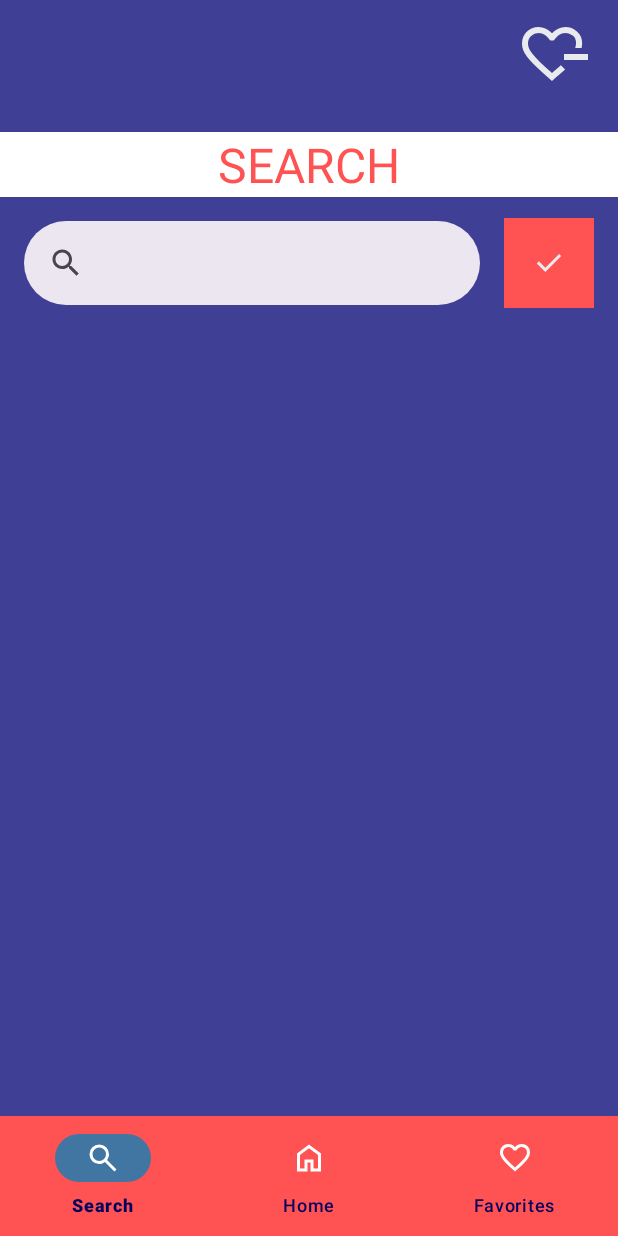
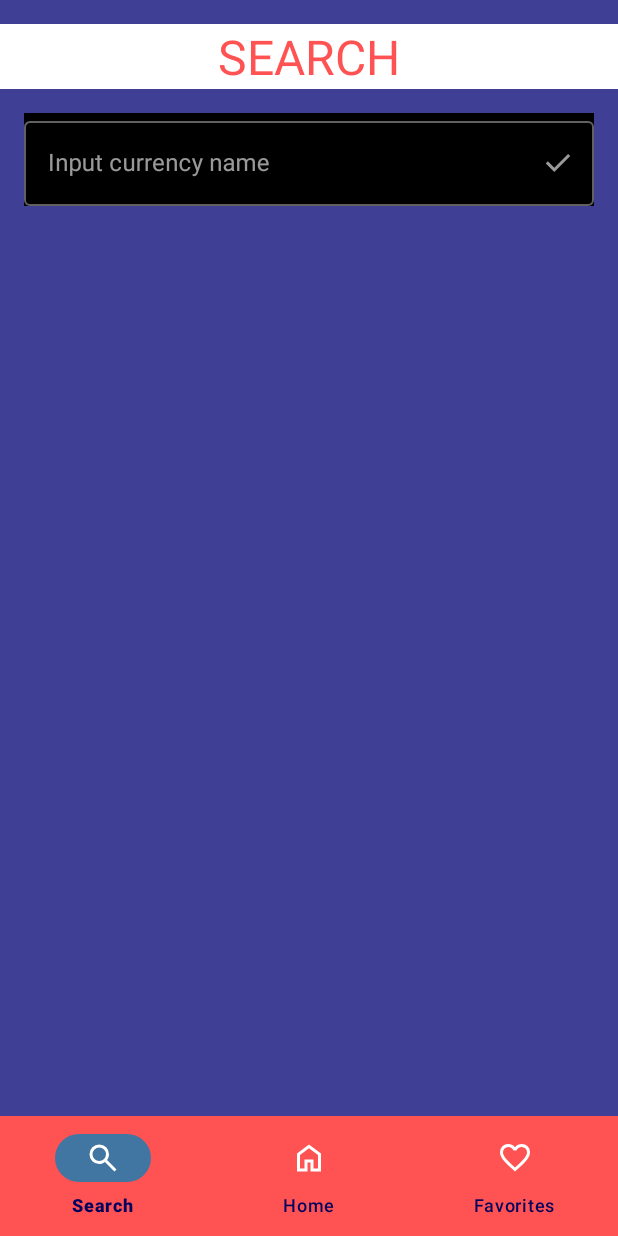
Before and after one commit to ecejmsr/FiatCurrency, an Android app: the SearchFragment screen opened through its navigation route, on a phone screen of 412 x 824 dp. Run offline under Robolectric (Android 15) with nearby library versions, the phone set to English and light mode, and no system bars; our stand-ins replace Dagger/Hilt's generated code, Timber, data binding, navigation-ui; 1 statement that could not run was skipped.

Commit message:
finished search

```diff
--- a/app/src/main/java/com/bps/fiatscape/common/network/api/CoinPaprikaAPI.kt
+++ b/app/src/main/java/com/bps/fiatscape/common/network/api/CoinPaprikaAPI.kt
@@ -1,5 +1,6 @@
 package com.bps.fiatscape.common.network.api
 
+import SearchResponse
 import com.bps.fiatscape.common.dataclasses.Coin
 import com.bps.fiatscape.common.dataclasses.Ohlc
 import com.bps.fiatscape.common.dataclasses.Ticker
@@ -23,4 +24,7 @@ interface CoinPaprikaAPI {
     suspend fun getTickerData(
         @Path("coinId") coinId: String
     ): Response<Ticker>
+
+    @GET("v1/search")
+    suspend fun searchCoin(@Query("q") query: String): Response<SearchResponse>
 }
--- a/app/src/main/java/com/bps/fiatscape/common/network/api/CoinPaprikaRepo.kt
+++ b/app/src/main/java/com/bps/fiatscape/common/network/api/CoinPaprikaRepo.kt
@@ -1,5 +1,6 @@
 package com.bps.fiatscape.common.network.api
 
+import SearchResponse
 import com.bps.fiatscape.common.dataclasses.APIResponse
 import com.bps.fiatscape.common.dataclasses.Coin
 import com.bps.fiatscape.common.dataclasses.Ohlc
@@ -12,4 +13,6 @@ interface CoinPaprikaRepo {
     suspend fun getHistoricOHCL(coinId: String, startDate: String, endDate: String): Flow<APIResponse<List<Ohlc>>>
 
     suspend fun getTickersById(coinId: String): Flow<APIResponse<Ticker>>
+
+    suspend fun search(coinName: String): Flow<APIResponse<SearchResponse>>
 }
--- a/app/src/main/java/com/bps/fiatscape/ui/search/SearchFragment.kt
+++ b/app/src/main/java/com/bps/fiatscape/ui/search/SearchFragment.kt
@@ -6,15 +6,45 @@ import androidx.fragment.app.Fragment
 import android.view.LayoutInflater
 import android.view.View
 import android.view.ViewGroup
+import androidx.recyclerview.widget.LinearLayoutManager
 import com.bps.fiatscape.R
 import com.bps.fiatscape.common.base.BaseFragment
 import com.bps.fiatscape.databinding.FragmentSearchBinding
+import com.bps.fiatscape.ui.landing.rv.CryptoListAdapter
 import dagger.hilt.android.AndroidEntryPoint
 
 @AndroidEntryPoint
 class SearchFragment : BaseFragment<FragmentSearchBinding>() {
 
     override val viewModel: SearchViewModel by viewModels()
+    override var appBarNotificationsVisibility: Int = View.GONE
     override val layoutRes: Int = R.layout.fragment_search
+    private lateinit var adapter: CryptoListAdapter
+
+    override fun onViewCreated(view: View, savedInstanceState: Bundle?) {
+        super.onViewCreated(view, savedInstanceState)
+        setUpRecyclerView()
+        setUpObservables()
+    }
+
+    private fun setUpObservables() {
+        binding.fragmentSearchSearchBar.setEndIconOnClickListener {
+            viewModel.searchCoin(binding.fragmentSearchSearchBar.editText?.text.toString())
+        }
+
+        viewModel.coinSearchList.observe(viewLifecycleOwner) {
+            adapter.updateCoins(it)
+        }
+    }
+
+    private fun setUpRecyclerView() {
+        adapter = CryptoListAdapter { coin ->
+            viewModel.navigateToCoinOverview(coin)
+        }
+        binding.fragmentSearchRv.apply {
+            layoutManager = LinearLayoutManager(requireContext())
+            adapter = this@SearchFragment.adapter
+        }
+    }
 
 }
--- a/app/src/main/java/com/bps/fiatscape/ui/search/SearchViewModel.kt
+++ b/app/src/main/java/com/bps/fiatscape/ui/search/SearchViewModel.kt
@@ -1,12 +1,55 @@
 package com.bps.fiatscape.ui.search
 
+import Currency
 import android.content.Context
+import androidx.lifecycle.LiveData
+import androidx.lifecycle.MutableLiveData
+import androidx.lifecycle.viewModelScope
 import com.bps.fiatscape.common.base.BaseViewModel
+import com.bps.fiatscape.common.dataclasses.APIResponse
+import com.bps.fiatscape.common.dataclasses.Coin
+import com.bps.fiatscape.common.network.api.CoinPaprikaRepo
+import com.bps.fiatscape.ui.landing.LandingFragmentDirections
 import dagger.hilt.android.lifecycle.HiltViewModel
 import dagger.hilt.android.qualifiers.ApplicationContext
+import kotlinx.coroutines.launch
 import javax.inject.Inject
 
 @HiltViewModel
-class SearchViewModel @Inject constructor(@ApplicationContext app: Context) : BaseViewModel(app) {
-    // TODO: Implement the ViewModel
+class SearchViewModel @Inject constructor(
+    @ApplicationContext app: Context,
+    private  val coinRepo: CoinPaprikaRepo
+) : BaseViewModel(app) {
+
+    private val _coinSearchList = MutableLiveData<List<Coin>>()
+    val coinSearchList: LiveData<List<Coin>> = _coinSearchList
+
+    fun searchCoin(coinName: String) {
+        viewModelScope.launch {
+            coinRepo.search(coinName).collect { response ->
+                when (response) {
+                    is APIResponse.Loading -> {
+                        _coinSearchList.postValue(listOf())
+                        _loading.postValue(true)
+                        _error.postValue(null)
+                    }
+
+                    is APIResponse.Success -> {
+                        _loading.postValue(false)
+                        _coinSearchList.postValue(response.data.currencies)
+                    }
+
+                    is APIResponse.Error -> {
+                        _loading.postValue(false)
+                        _error.postValue(response.message)
+                    }
+                }
+            }
+        }
+    }
+
+    fun navigateToCoinOverview(coin: Coin) {
+        navigationCommand.value =
+            SearchFragmentDirections.actionSearchFragmentToCoinOverviewFragment(coin)
+    }
 }
--- a/app/src/main/res/layout/fragment_search.xml
+++ b/app/src/main/res/layout/fragment_search.xml
@@ -22,24 +22,23 @@
             android:textAllCaps="true"
             android:textSize="32sp" />
 
-        <com.google.android.material.search.SearchBar
+        <com.google.android.material.textfield.TextInputLayout
             android:id="@+id/fragment_search_searchBar"
-            android:layout_width="0dp"
+            android:layout_width="match_parent"
             android:layout_height="wrap_content"
-            app:layout_constraintStart_toStartOf="parent"
-            app:layout_constraintEnd_toStartOf="@id/fragment_search_searchBtn"
-            app:layout_constraintTop_toBottomOf="@id/fragment_search_title"/>
+            android:hint="@string/input_currency_name"
+            android:layout_marginTop="16dp"
+            android:background="#000000"
+            android:layout_marginHorizontal="16dp"
+            app:endIconMode="custom"
+            app:endIconDrawable="@drawable/check_icon"
+            app:layout_constraintTop_toBottomOf="@id/fragment_search_title"
+            style="@style/Widget.MaterialComponents.TextInputLayout.OutlinedBox">
 
-        <ImageButton
-            android:id="@+id/fragment_search_searchBtn"
-            android:layout_width="60dp"
-            android:layout_height="60dp"
-            android:background="@color/colorError"
-            app:layout_constraintTop_toTopOf="@id/fragment_search_searchBar"
-            app:layout_constraintBottom_toBottomOf="@id/fragment_search_searchBar"
-            android:src="@drawable/check_icon"
-            android:layout_marginEnd="16dp"
-            app:layout_constraintEnd_toEndOf="parent"/>
+            <com.google.android.material.textfield.TextInputEditText
+                android:layout_width="match_parent"
+                android:layout_height="wrap_content" />
+        </com.google.android.material.textfield.TextInputLayout>
 
         <androidx.recyclerview.widget.RecyclerView
             android:id="@+id/fragment_search_rv"
--- a/app/src/main/res/navigation/main_nav.xml
+++ b/app/src/main/res/navigation/main_nav.xml
@@ -48,5 +48,15 @@
         android:id="@+id/searchFragment"
         android:name="com.bps.fiatscape.ui.search.SearchFragment"
         android:label="fragment_search"
-        tools:layout="@layout/fragment_search" />
+        tools:layout="@layout/fragment_search" >
+        <action
+            android:id="@+id/action_searchFragment_to_coinOverviewFragment"
+            app:destination="@id/coinOverviewFragment">
+
+            <argument
+                android:name="coin"
+                app:argType="com.bps.fiatscape.common.dataclasses.Coin"
+                />
+        </action>
+    </fragment>
 </navigation>
--- a/app/src/main/res/values/strings.xml
+++ b/app/src/main/res/values/strings.xml
@@ -16,4 +16,5 @@
     <string name="error_graph_currenly_unavaiable">Error: Graph Currenly Unavaiable</string>
     <string name="current_price">Current Price: %1$s</string>
     <string name="no_favorite_coins">No favorite coins added. Add new coins to favorites to find them here.</string>
+    <string name="input_currency_name">Input currency name</string>
 </resources>
```
Also changed, not shown: app/src/main/java/com/bps/fiatscape/common/dataclasses/SearchResponse.kt (added, +44 -0 lines), app/src/main/java/com/bps/fiatscape/common/network/api/CoinPaprikaRepoImpl.kt (+24 -0 lines), 1 other file.
